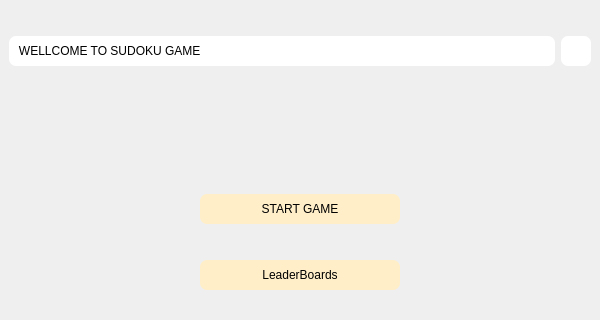
This is Sudoku/mainwindow.ui in armankhl/UIAP4002-Sudoku-Game as Qt 5 draws it before an edit; both pictures show x 0 to 600 and y 0 to 320 of the 600 by 677 pixel window. The edited form follows.
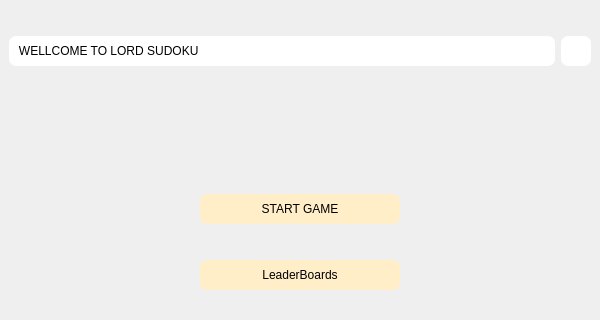
This is the edited form. Icons and pictures are not drawn.

Diff of the .ui file:
```diff
--- a/Sudoku/mainwindow.ui
+++ b/Sudoku/mainwindow.ui
@@ -95,7 +95,7 @@
 border-Radius: 7px;</string>
         </property>
         <property name="text">
-         <string>   WELLCOME TO SUDOKU GAME     </string>
+         <string>   WELLCOME TO LORD SUDOKU     </string>
         </property>
        </widget>
       </item>
```
